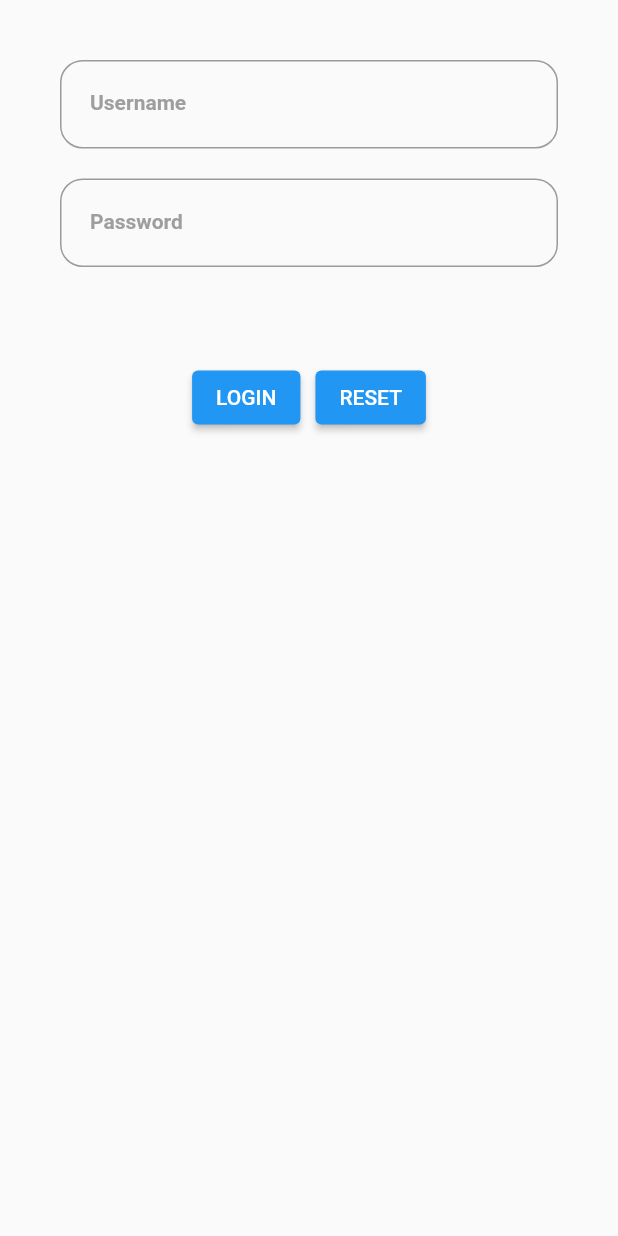
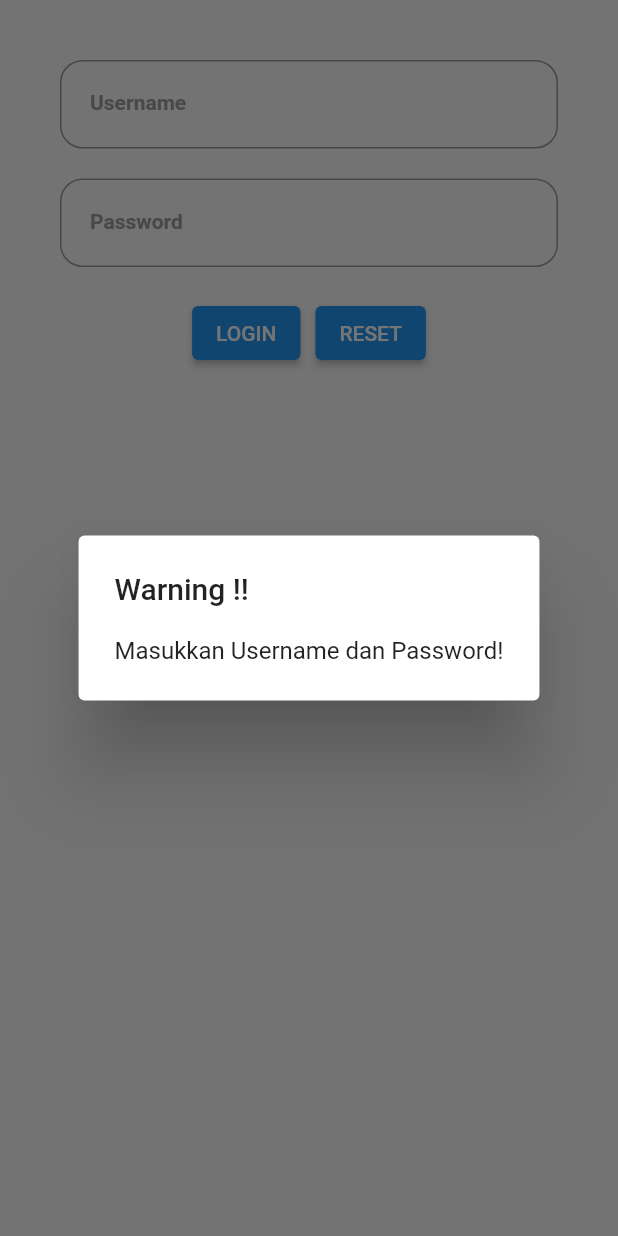
Before and after one commit to juhendrautama/app_login, a Flutter app: the screen it shows after launch, after a tap on "LOGIN", on a phone screen of 412 x 824 dp. Run offline on Flutter 3.47's test engine with Material 2 defaults, Android fonts, the light colour scheme and no system bars; our stand-ins replace progress_dialog, shared_preferences.

Commit message:
penyempurnaan login

```diff
--- /dev/null
+++ b/lib/launcher.dart
@@ -0,0 +1,71 @@
+// ignore_for_file: unnecessary_new, prefer_const_constructors, unnecessary_const
+import 'package:flutter/material.dart';
+import 'package:flutter/services.dart';
+import 'dart:async';
+import './home.dart';
+import 'package:shared_preferences/shared_preferences.dart';
+import './login.dart';
+
+class LauncherPage extends StatefulWidget {
+  const LauncherPage({Key key}) : super(key: key);
+
+  @override
+  _LauncherPageState createState() => new _LauncherPageState();
+}
+
+class _LauncherPageState extends State<LauncherPage> {
+  @override
+  void initState() {
+    super.initState();
+    startLaunching();
+  }
+
+  startLaunching() async {
+    final prefs = await SharedPreferences.getInstance();
+    bool login;
+    login = prefs.getBool('login') ?? false;
+
+    var duration = const Duration(seconds: 3);
+    return new Timer(duration, () {
+      Navigator.of(context).pushReplacement(new MaterialPageRoute(builder: (_) {
+        return login ? new HomePage() : new LoginPage();
+      }));
+    });
+  }
+
+  @override
+  Widget build(BuildContext context) {
+    SystemChrome.setSystemUIOverlayStyle(const SystemUiOverlayStyle(
+      statusBarColor: Color.fromARGB(255, 72, 194, 251),
+    ));
+    return Scaffold(
+      body: Container(
+        padding: const EdgeInsets.symmetric(horizontal: 20),
+        height: MediaQuery.of(context).size.height,
+        decoration: const BoxDecoration(
+            borderRadius: BorderRadius.all(Radius.circular(5)),
+            boxShadow: <BoxShadow>[
+              BoxShadow(
+                  color: Color.fromARGB(255, 119, 117, 117),
+                  offset: Offset(2, 4),
+                  blurRadius: 5,
+                  spreadRadius: 2)
+            ],
+            gradient: LinearGradient(
+                begin: Alignment.topCenter,
+                end: Alignment.bottomCenter,
+                colors: [
+                  Color.fromARGB(255, 136, 220, 231),
+                  Color.fromARGB(255, 122, 120, 233)
+                ])),
+        child: Column(
+          crossAxisAlignment: CrossAxisAlignment.center,
+          mainAxisAlignment: MainAxisAlignment.center,
+          children: <Widget>[
+            new Center(child: Text("SELMAT DATANG DI APLIKASI SIGADIS")),
+          ],
+        ),
+      ),
+    );
+  }
+}
--- a/lib/login.dart
+++ b/lib/login.dart
@@ -1,9 +1,10 @@
-// ignore_for_file: unnecessary_string_interpolations, unnecessary_import
+// ignore_for_file: unnecessary_string_interpolations, unnecessary_import, avoid_print, unnecessary_const
 import 'package:flutter/material.dart';
 import 'package:flutter/services.dart';
 import 'package:shared_preferences/shared_preferences.dart';
 import './api_login.dart';
 import 'package:progress_dialog/progress_dialog.dart';
+import './home.dart';
 
 class LoginPage extends StatefulWidget {
   const LoginPage({Key key, this.title}) : super(key: key);
@@ -45,22 +46,55 @@ class _LoginPageState extends State<LoginPage> {
     });
   }
 
+  dalletSession(
+    String user,
+  ) async {
+    prefs = await SharedPreferences.getInstance();
+    setState(() {
+      prefs.remove(user);
+    });
+  }
+
   void prosesLogin(String user, String pass) async {
     await progressDialog.show();
+    prefs = await SharedPreferences.getInstance();
     setState(() {
       ApiLogin.login(user, pass).then((value) {
         if (value.response == 1) {
           progressDialog.hide();
           saveSession(user);
-          pesan = value.pesan;
+          Navigator.pushReplacement(context,
+              MaterialPageRoute(builder: (context) {
+            return HomePage();
+          }));
         } else if (value.response == 2) {
           progressDialog.hide();
-          saveSession(user);
+          dalletSession('user');
           pesan = value.pesan;
+          AlertDialog alert2 = AlertDialog(
+            title: const Text("Warning !!"),
+            content: Text("$pesan"),
+          );
+          showDialog(
+            context: context,
+            builder: (BuildContext context) {
+              return alert2;
+            },
+          );
         } else {
           progressDialog.hide();
-          saveSession(user);
+          dalletSession('user');
           pesan = value.pesan;
+          AlertDialog alert2 = AlertDialog(
+            title: const Text("Warning !!"),
+            content: Text("$pesan"),
+          );
+          showDialog(
+            context: context,
+            builder: (BuildContext context) {
+              return alert2;
+            },
+          );
         }
       });
     });
@@ -123,12 +157,7 @@ class _LoginPageState extends State<LoginPage> {
                         fontWeight: FontWeight.w600,
                         fontSize: 14.0),
                   )),
-              const SizedBox(height: 20.0),
 
-              Text(
-                "$pesan",
-                style: const TextStyle(fontSize: 20.0),
-              ),
               const SizedBox(height: 20.0),
               //Tombol
               Row(
@@ -136,8 +165,23 @@ class _LoginPageState extends State<LoginPage> {
                 children: [
                   ElevatedButton(
                     onPressed: () {
-                      prosesLogin(
-                          userNameController.text, passwordController.text);
+                      if (userNameController.text.isEmpty ||
+                          passwordController.text.isEmpty) {
+                        AlertDialog alert = const AlertDialog(
+                          title: const Text("Warning !!"),
+                          content:
+                              const Text("Masukkan Username dan Password!"),
+                        );
+                        showDialog(
+                          context: context,
+                          builder: (BuildContext context) {
+                            return alert;
+                          },
+                        );
+                      } else {
+                        prosesLogin(
+                            userNameController.text, passwordController.text);
+                      }
                     },
                     child: const Text("LOGIN"),
                   ),
--- a/lib/main.dart
+++ b/lib/main.dart
@@ -1,9 +1,12 @@
+// ignore_for_file: unnecessary_new
+
 import 'package:flutter/material.dart';
-import 'package:intl/date_symbol_data_local.dart';
 import './login.dart';
+import './home.dart';
+import './launcher.dart';
 
 void main() {
-  initializeDateFormatting().then((_) => runApp(const MyApp()));
+  runApp(const MyApp());
 }
 
 class MyApp extends StatelessWidget {
@@ -11,9 +14,14 @@ class MyApp extends StatelessWidget {
 
   @override
   Widget build(BuildContext context) {
-    return const MaterialApp(
+    return MaterialApp(
       debugShowCheckedModeBanner: false,
-      home: LoginPage(),
+      home: const LauncherPage(),
+      routes: <String, WidgetBuilder>{
+        // ignore: prefer_const_constructors
+        '/login': (BuildContext context) => new LoginPage(),
+        '/home': (BuildContext context) => new HomePage(),
+      },
     );
   }
 }
--- a/pubspec.yaml
+++ b/pubspec.yaml
@@ -18,7 +18,7 @@ publish_to: 'none' # Remove this line if you wish to publish to pub.dev
 version: 1.0.0+1
 
 environment:
-  sdk: ">=2.10.5"
+  sdk: ">=2.10.0"
   flutter: ">=1.17.0"
 
 # Dependencies specify other packages that your package needs in order to work.
```
Also changed, not shown: lib/home.dart (renamed from lib/landing.dart, +8 -5 lines), 1 other file.
